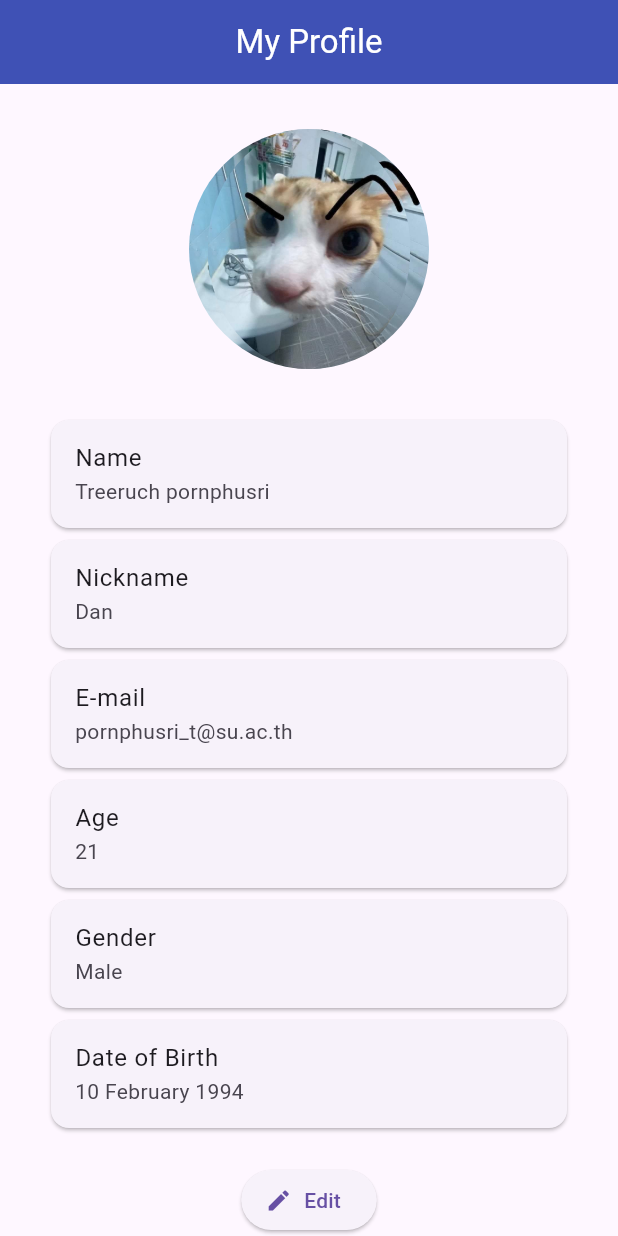
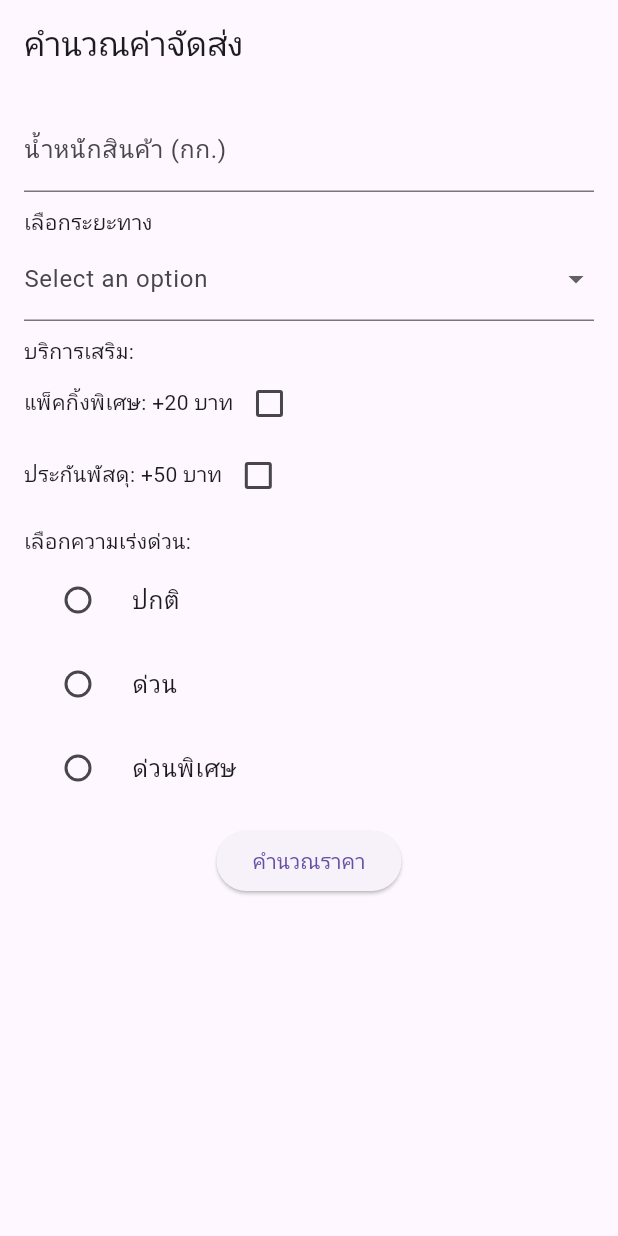
Before and after one commit to treeruchpps/final_exam_650710689, a Flutter app: the screen it shows after launch, on a phone screen of 412 x 824 dp. Run offline on Flutter 3.47's test engine with Material 3 defaults, Android fonts, the phone set to English and light mode, and no system bars.

Commit message:
final_exam650710689

```diff
--- /dev/null
+++ b/lib/answer2.dart
@@ -0,0 +1,144 @@
+import 'package:flutter/material.dart';
+
+class Answer2 extends StatefulWidget {
+  @override
+  _AnswerState2 createState() => _AnswerState2();
+}
+
+class _AnswerState2 extends State<Answer2> {
+  String? _selectedItem;
+  bool _acceptTerms = false;
+  bool _acceptTerm = false;
+  String? _price;
+  final TextEditingController priceController = TextEditingController();
+  final TextEditingController distanceController = TextEditingController();
+  final TextEditingController packageController = TextEditingController();
+  final TextEditingController howfastController = TextEditingController();
+  String result = "";
+
+  void calculate() {
+    double distance = double.tryParse(distanceController.text) ?? 0;
+    if (packageController == 'ในเมือง') {
+      distance = double.tryParse(packageController.text) ?? 0;
+    } else if (packageController == 'ต่างจังหวัด') {
+      distance = double.tryParse(packageController.text) ?? 15;
+    } else if (packageController == 'ต่างประเทศ') {
+      distance = double.tryParse(howfastController.text) ?? 30;
+    }
+    double package = double.tryParse(packageController.text) ?? 0;
+    if (packageController == 'แพ็คกิ้งพิเศษ: +20 บาท') {
+      package = double.tryParse(packageController.text) ?? 20;
+    } else if (packageController == 'ประกันพัสดุ: +50 บาท') {
+      package = double.tryParse(packageController.text) ?? 50;
+    }
+    double howfast = double.tryParse(howfastController.text) ?? 0;
+    if (howfast == 'ปกติ') {
+      howfast = double.tryParse(howfastController.text) ?? 0;
+    } else if (howfast == 'ด่วน') {
+      howfast = double.tryParse(howfastController.text) ?? 30;
+    } else if (howfast == 'ด่วนพิเศษ') {
+      howfast = double.tryParse(howfastController.text) ?? 50;
+    }
+    setState(() {
+      result = "ค่าจัดส่งทั้งหมด: ${2 * (distance + package + howfast)}";
+    });
+  }
+
+  @override
+  Widget build(BuildContext context) {
+    return Scaffold(
+        appBar: AppBar(
+          title: Text('คำนวณค่าจัดส่ง'),
+        ),
+        body: Padding(
+          padding: const EdgeInsets.all(16.0),
+          child: Form(
+              child: Column(
+                  crossAxisAlignment: CrossAxisAlignment.start,
+                  children: [
+                TextField(
+                  controller: priceController,
+                  decoration:
+                      const InputDecoration(labelText: "น้ำหนักสินค้า (กก.)"),
+                ),
+                const SizedBox(height: 10),
+                Text("เลือกระยะทาง"),
+                DropdownButtonFormField<String>(
+                  decoration:
+                      const InputDecoration(labelText: 'Select an option'),
+                  value: _selectedItem,
+                  items: ['ในเมือง', 'ต่างจังหวัด', 'ต่างประเทศ']
+                      .map((item) =>
+                          DropdownMenuItem(value: item, child: Text(item)))
+                      .toList(),
+                  onChanged: (value) {
+                    _selectedItem = value;
+                  },
+                  validator: (value) =>
+                      value == null ? 'Please select an option' : null,
+                ),
+                const SizedBox(height: 10),
+                Text("บริการเสริม:"),
+                Row(
+                  children: [
+                    const Text('แพ็คกิ้งพิเศษ: +20 บาท'),
+                    Checkbox(
+                      value: _acceptTerms,
+                      onChanged: (value) {
+                        setState(() => _acceptTerms = value!);
+                      },
+                    ),
+                  ],
+                ),
+                Row(
+                  children: [
+                    const Text('ประกันพัสดุ: +50 บาท'),
+                    Checkbox(
+                      value: _acceptTerm,
+                      onChanged: (value) {
+                        setState(() => _acceptTerm = value!);
+                      },
+                    ),
+                  ],
+                ),
+                const SizedBox(height: 10),
+                Text("เลือกความเร่งด่วน:"),
+                RadioListTile<String>(
+                  title: const Text('ปกติ'),
+                  value: 'ปกติ',
+                  groupValue: _price,
+                  onChanged: (value) {
+                    setState(() => _price = value);
+                  },
+                ),
+                RadioListTile<String>(
+                  title: const Text('ด่วน'),
+                  value: 'ด่วน',
+                  groupValue: _price,
+                  onChanged: (value) {
+                    setState(() => _price = value);
+                  },
+                ),
+                RadioListTile<String>(
+                  title: const Text('ด่วนพิเศษ'),
+                  value: 'ด่วนพิเศษ',
+                  groupValue: _price,
+                  onChanged: (value) {
+                    setState(() => _price = value);
+                  },
+                ),
+                const SizedBox(height: 10),
+                Center(
+                  child: ElevatedButton(
+                      onPressed: calculate, child: const Text('คำนวณราคา')),
+                ),
+                Text(
+                  result,
+                  textAlign: TextAlign.center,
+                  style: const TextStyle(
+                      fontSize: 18, fontWeight: FontWeight.bold),
+                ),
+              ])),
+        ));
+  }
+}
--- a/lib/main.dart
+++ b/lib/main.dart
@@ -1,5 +1,7 @@
 import 'package:flutter/material.dart';
-import 'package:final_exam_650710689/profile/profile.dart';
+// import 'package:final_exam_650710689/profile/profile.dart';
+import 'package:final_exam_650710689/answer1.dart';
+import 'package:final_exam_650710689/answer2.dart';
 
 void main() {
   runApp(const MyApp());
@@ -13,7 +15,7 @@ class MyApp extends StatelessWidget {
   Widget build(BuildContext context) {
     return MaterialApp(
       debugShowCheckedModeBanner: false,
-      home: ProfilePage(),
+      home: Answer2(),
     );
   }
 }
```
Also changed, not shown: lib/answer1.dart (added, +89 -0 lines).
